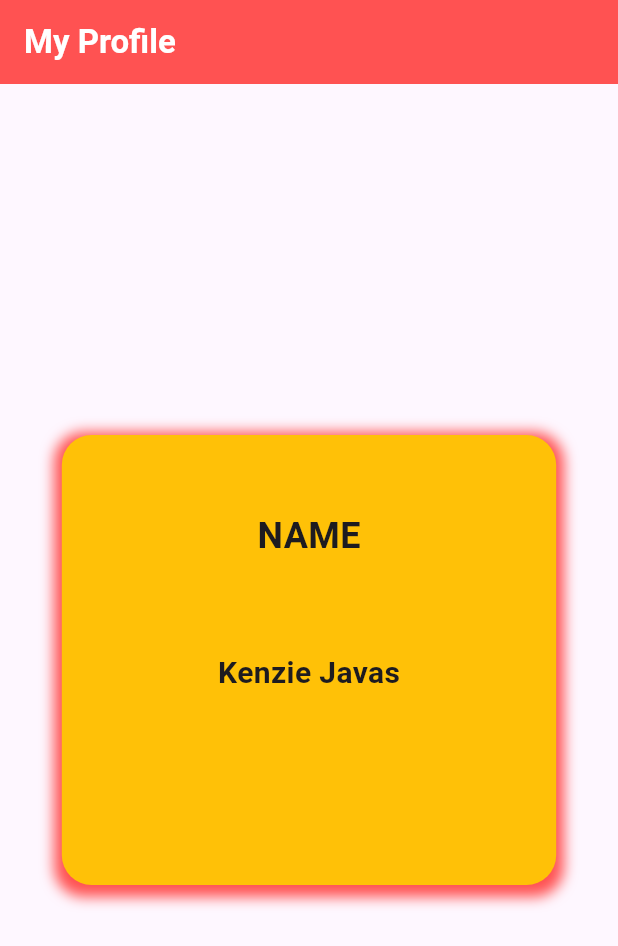
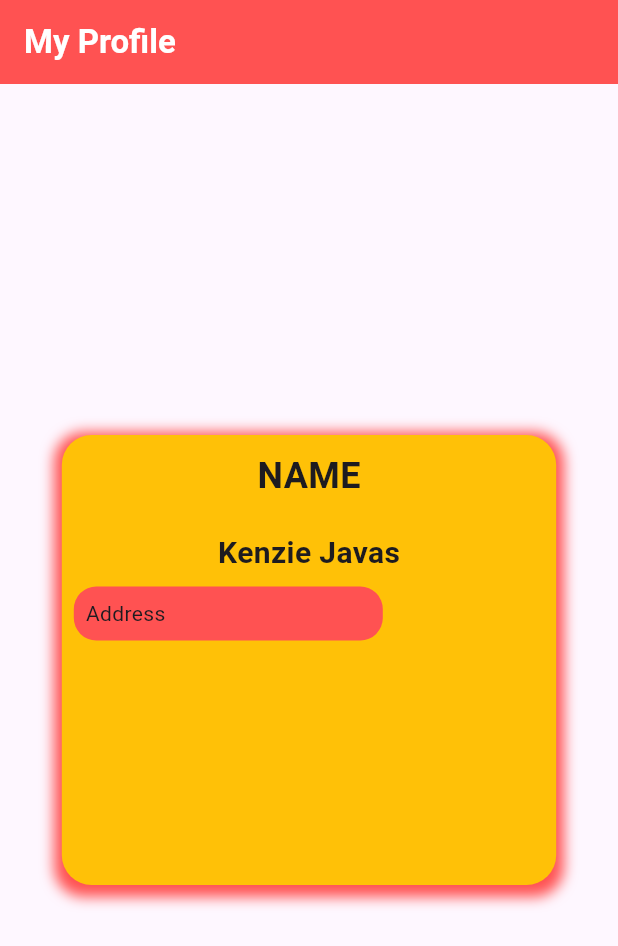
Before and after one commit to KenzJavas/flutter_profile_card, a Flutter app: the screen it shows after launch, on a phone screen of 412 x 824 dp. Shown: the top 946 px of the screen. Run offline on Flutter 3.47's test engine with Material 3 defaults, Android fonts, the phone set to English and light mode, and no system bars.

Commit message:
Belajar comment decoration

```diff
--- a/lib/profile.dart
+++ b/lib/profile.dart
@@ -36,8 +36,7 @@ class ProfileCard extends StatelessWidget {
                 children: [
                   Padding(
                     padding: const EdgeInsets.symmetric(
-                      horizontal: 20,
-                      vertical: 50,
+                      vertical: 10,
                     ),
                     /**
                      * belajar container pedding dan sizedbox
@@ -61,11 +60,32 @@ class ProfileCard extends StatelessWidget {
                       fontWeight: FontWeight.bold,
                     ),
                   ),
+                  Row(
+                    children: <Widget>[
+                      Padding(
+                        padding: const EdgeInsets.all(8.0),
+                        child: Column(
+                          children: <Widget>[
+                            Container(
+                              width: MediaQuery.of(context).size.width * 0.5,
+                              decoration: BoxDecoration(
+                                color: Colors.redAccent,
+                                borderRadius: BorderRadius.circular(15),
+                              ),
+                              child: Padding(
+                                padding: const EdgeInsets.all(8.0),
+                                child: Text('Address'),
+                              ),
+                            ),
+                          ],
+                        ),
+                      ),
+                      Column(),
+                    ],
+                  ),
                 ],
               ),
             ),
-            Column(children: <Widget>[]),
-            Column(children: <Widget>[]),
           ],
         ),
       ),
```
